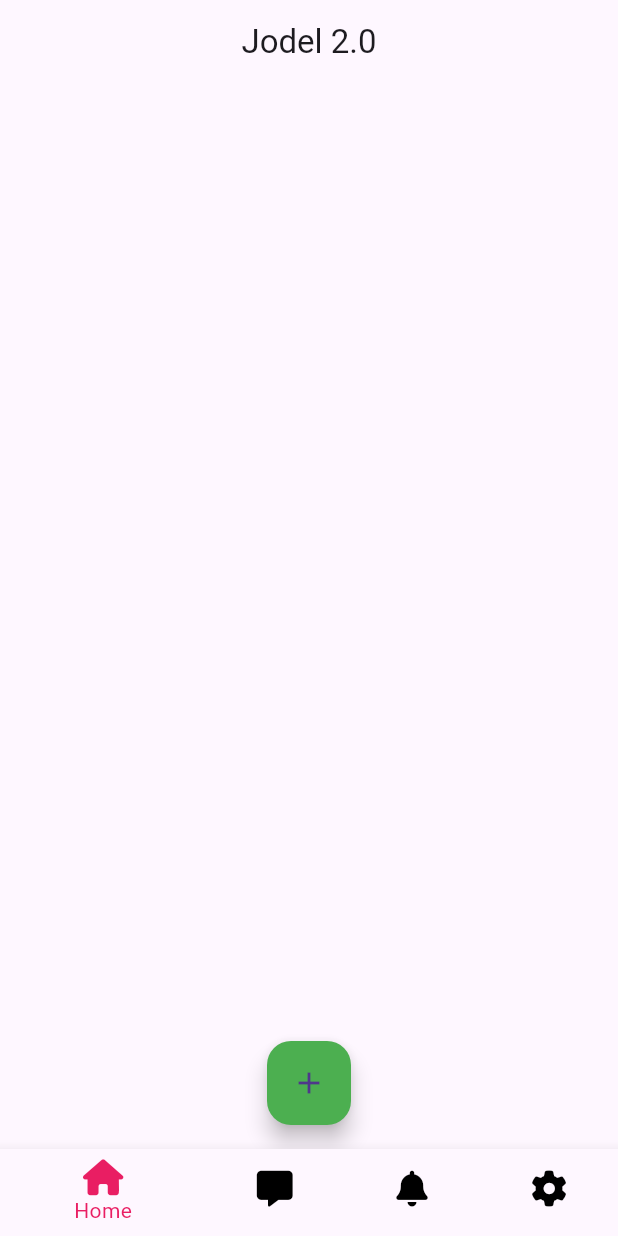
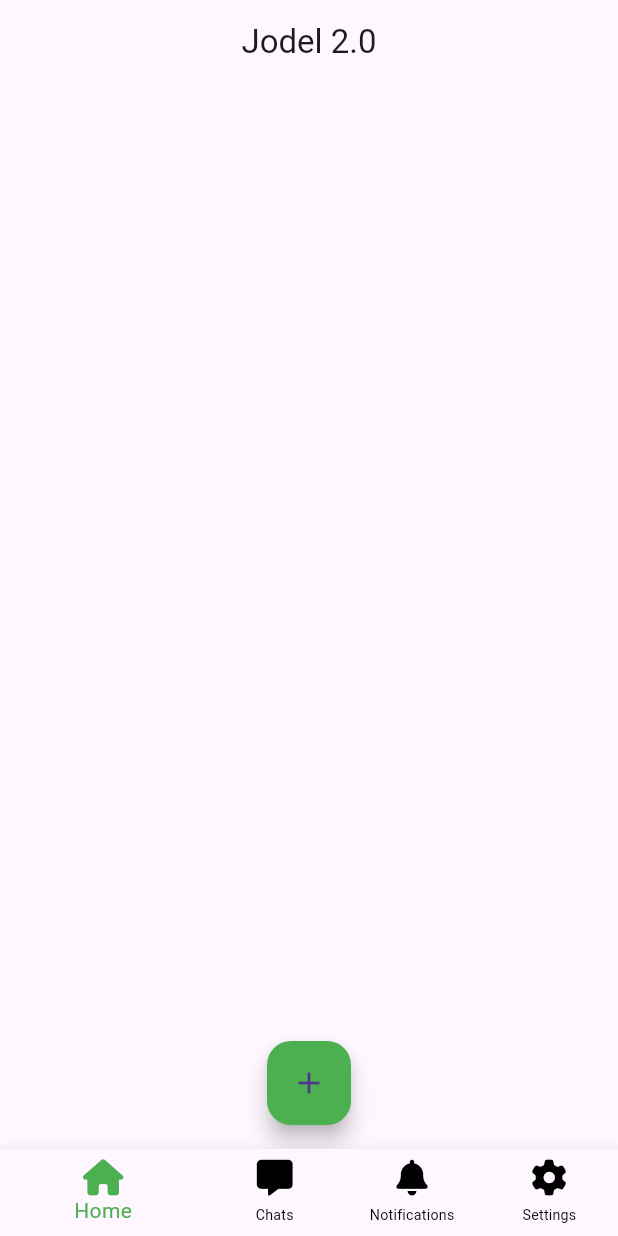
Before and after one commit to domib97/notes_app2, a Flutter app: the screen it shows after launch, on a phone screen of 412 x 824 dp. Run offline on Flutter 3.47's test engine with Material 3 defaults, Android fonts, the phone set to English and light mode, and no system bars; our stand-ins replace flutter_animate, font_awesome_flutter.

Commit message:
added something

```diff
--- a/lib/main.dart
+++ b/lib/main.dart
@@ -59,7 +59,9 @@
           ],
           currentIndex: _selectedIndex,
           unselectedItemColor: Colors.black,
-          selectedItemColor: Colors.pink,
+          unselectedFontSize: 9.5,
+          showUnselectedLabels: true,
+          selectedItemColor: Colors.green,
           onTap: _onItemTapped,
         ),
       ),
```
